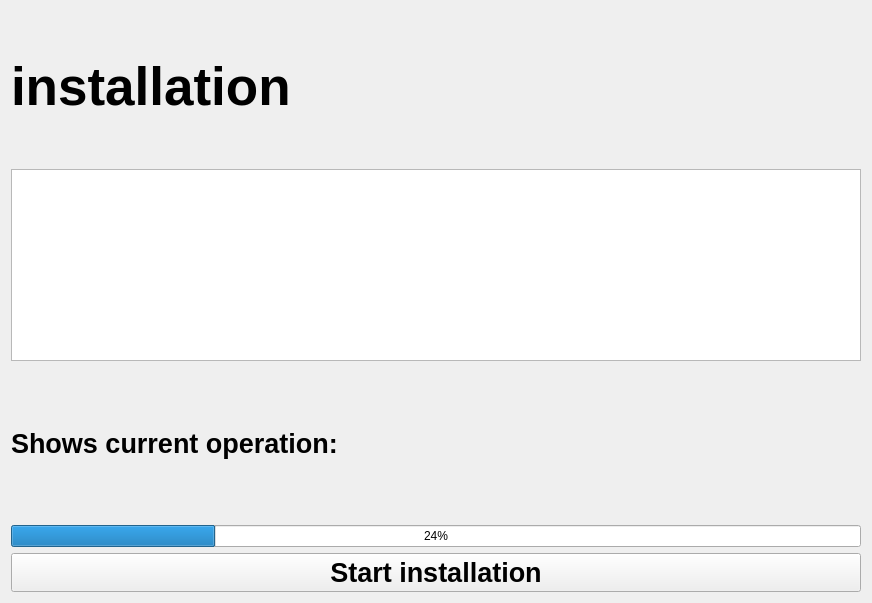
n1cef/kraken_installer, file install.ui: the form before one commit.
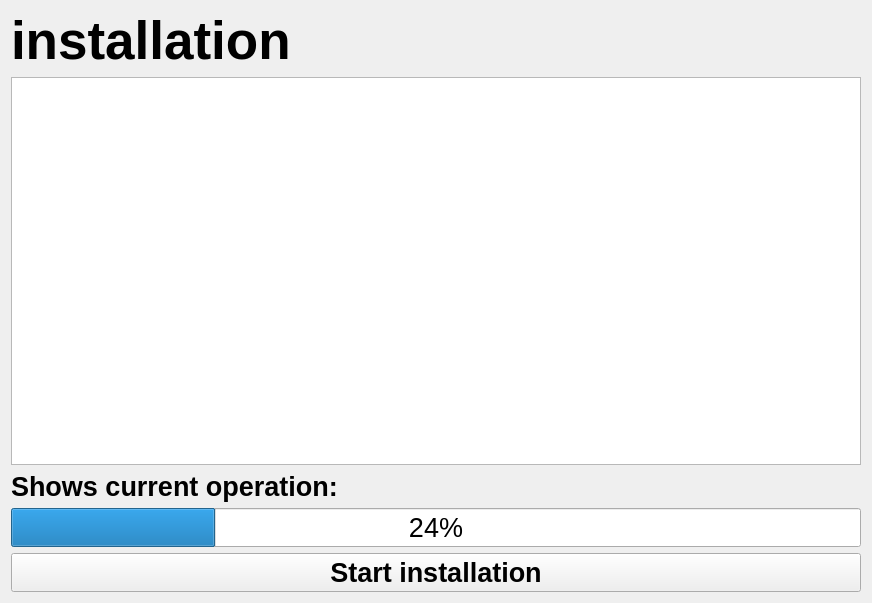
The form after the commit.

Commit message: the  install page ready to fight

```diff
--- a/install.ui
+++ b/install.ui
@@ -33,7 +33,7 @@
    <item>
     <widget class="QPlainTextEdit" name="outputConsole">
      <property name="sizePolicy">
-      <sizepolicy hsizetype="Expanding" vsizetype="Maximum">
+      <sizepolicy hsizetype="Expanding" vsizetype="Expanding">
        <horstretch>0</horstretch>
        <verstretch>0</verstretch>
       </sizepolicy>
@@ -41,6 +41,7 @@
      <property name="font">
       <font>
        <family>SpaceMono Nerd Font</family>
+       <pointsize>20</pointsize>
        <bold>true</bold>
       </font>
      </property>
@@ -64,6 +65,12 @@
    </item>
    <item>
     <widget class="QProgressBar" name="progressBar">
+     <property name="font">
+      <font>
+       <pointsize>20</pointsize>
+       <bold>false</bold>
+      </font>
+     </property>
      <property name="value">
       <number>24</number>
      </property>
```
The commit also changes 11 other files.
